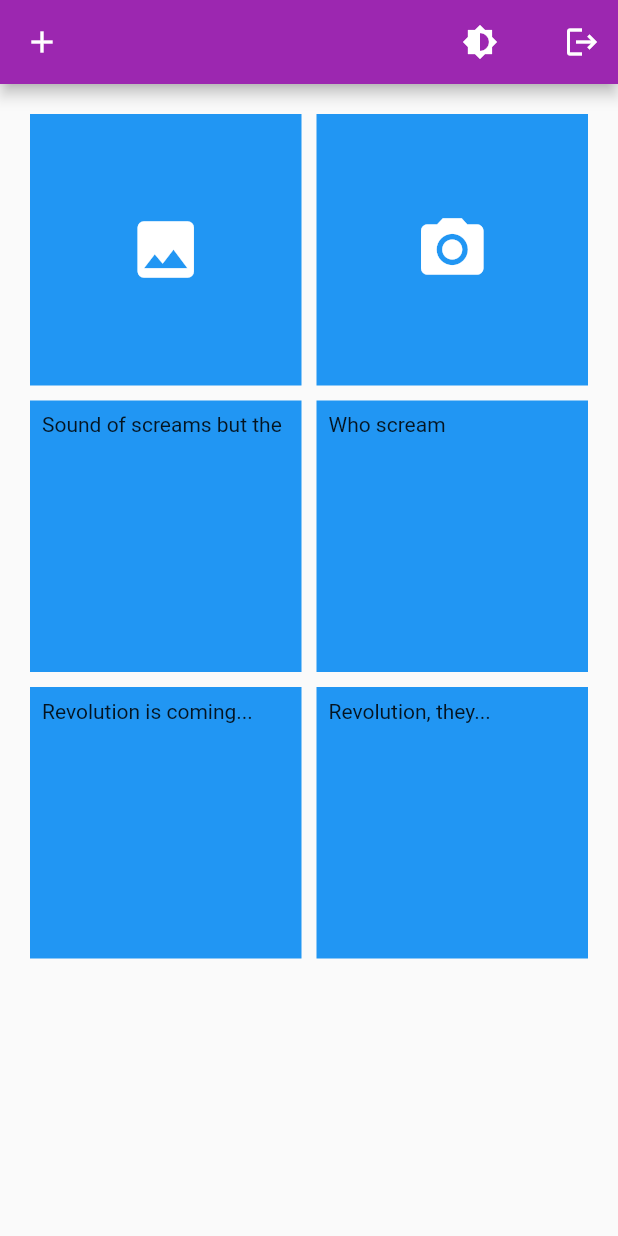
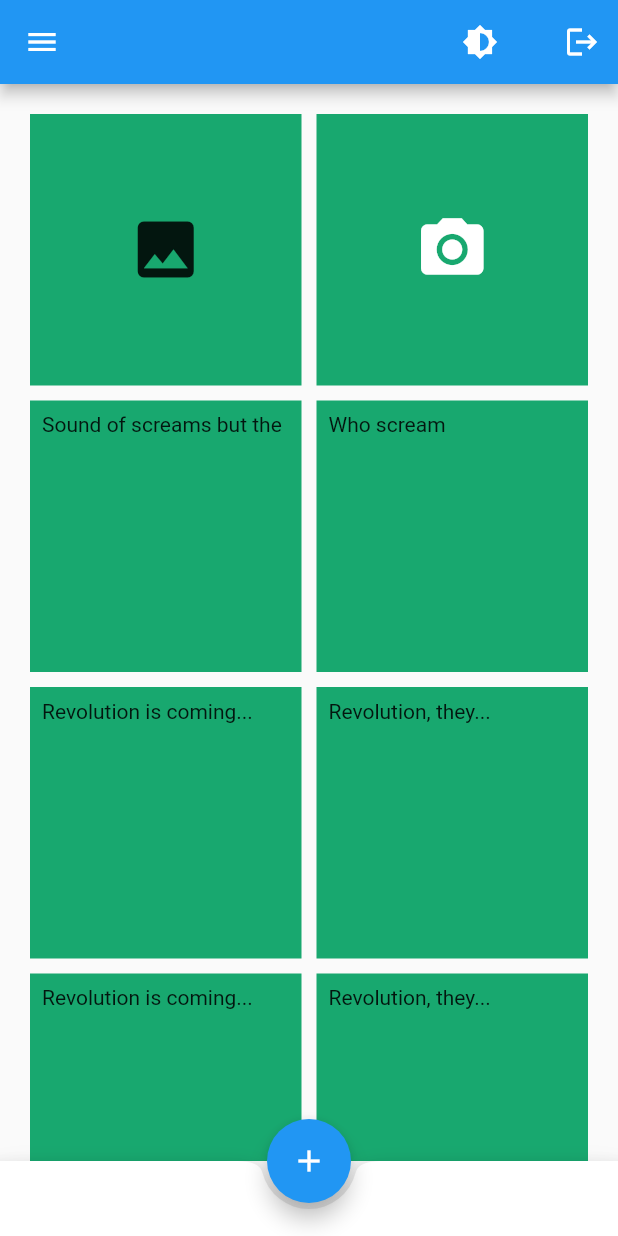
Before and after one commit to adrielrosanelli/flutter, a Flutter app: the BoasVindas screen opened directly with empty values, on a phone screen of 412 x 824 dp. Run offline on Flutter 3.47's test engine with Material 2 defaults, Android fonts, the phone set to English and light mode, and no system bars; our stand-ins replace auto_size_text, image_picker; missing offline and left inert: qr_code_scanner.

Commit message:
Redesenhando BoasVindas.
Redesenhando a tela de Boas Vindas

```diff
--- /dev/null
+++ b/logica/lib/component/header.dart
@@ -0,0 +1,14 @@
+import 'package:flutter/material.dart';
+class Header extends StatefulWidget {
+  @override
+  _HeaderState createState() => _HeaderState();
+}
+
+class _HeaderState extends State<Header> {
+  @override
+  Widget build(BuildContext context) {
+    return Scaffold(
+      appBar: AppBar(actions: [],),
+    );
+  }
+}
--- a/logica/lib/main.dart
+++ b/logica/lib/main.dart
@@ -17,7 +17,7 @@ class MyApp extends StatelessWidget {
           debugShowCheckedModeBanner: false,
           title: 'Flutterado',
           theme: ThemeData(
-            primarySwatch: Colors.purple,
+            primarySwatch: Colors.blue,
             brightness: AppController.instance.isDartTheme
                 ? Brightness.dark
                 : Brightness.light,
--- a/logica/lib/screen/boasVindas.dart
+++ b/logica/lib/screen/boasVindas.dart
@@ -8,10 +8,8 @@ import 'package:logica/component/appController.dart';
 import 'package:logica/screen/tela.dart';
 
 class BoasVindas extends StatefulWidget {
-
   String _nome, _sobrenome;
   BoasVindas(this._nome, this._sobrenome);
-
 
   @override
   _BoasVindasState createState() => _BoasVindasState();
@@ -37,16 +35,9 @@ class _BoasVindasState extends State<BoasVindas> {
     }
   }
 
-
-
-  @override
-  Widget build(BuildContext context) {
-    return Scaffold(
-        appBar: AppBar(
-          leading: Container(
-            child:
-            _image == null ? Icon(Icons.add) : Image.file(_image),
-          ),
+// AppBar
+  Widget _appBar(context) {
+    return AppBar(
       title: Text('${widget._nome} ${widget._sobrenome}'),
       actions: <Widget>[
         FlatButton(
@@ -66,27 +57,31 @@ class _BoasVindasState extends State<BoasVindas> {
             icon: Icon(Icons.logout),
             tooltip: 'Sair',
             onPressed: () {
-                  showDialog(context: context, builder: (BuildContext context){
+              showDialog(
+                  context: context,
+                  builder: (BuildContext context) {
                     return AlertDialog(
                         title: new Text('Deseja Continuar?'),
                         content: new Text('Tem certeza que deseja Sair?'),
                         actions: [
                           new FloatingActionButton(
                               child: new Text('Sair'),
-                          onPressed:(){
-                            Navigator.push(context,
-                      MaterialPageRoute(builder: (context) => Apresentacao()));
-                          }
-                        )
-                      ]
-                    );
+                              onPressed: () {
+                                Navigator.push(
+                                    context,
+                                    MaterialPageRoute(
+                                        builder: (context) => Apresentacao()));
+                              })
+                        ]);
                   });
-
             }),
       ],
-        ),
-        body: Center(
-          // TODO Criar grid com botões.
+    );
+  }
+
+// Body
+  Widget _body() {
+    return Center(
       child: GridView.count(
         primary: false,
         padding: const EdgeInsets.all(20),
@@ -96,44 +91,107 @@ class _BoasVindasState extends State<BoasVindas> {
         children: <Widget>[
           Container(
             padding: const EdgeInsets.all(8),
-      child: FlatButton(onPressed: (){
+            child: FlatButton(
+                onPressed: () {
+                  fonte = "gallery";
                   getImage();
-        fonte = "picture";
+
                 },
-        child: Icon(Icons.image, size: 50, color: Colors.white,)),
-      color: Colors.blue,
+                child: Icon(
+                  Icons.image,
+                  size: 50,
+                )),
+            color: Color(0xfff18A86F),
           ),
           Container(
             padding: const EdgeInsets.all(8),
-      child: FlatButton(onPressed: (){
+            child: FlatButton(
+                onPressed: () {
+                  fonte = "picture";
                   getImage();
-        fonte = "gallery";
                 },
-        child: Icon(Icons.camera_alt, size: 50, color: Colors.white,)),
-      color: Colors.blue,
+                child: Icon(
+                  Icons.camera_alt,
+                  size: 50,
+                  color: Colors.white,
+                )),
+            color: Color(0xfff18A86F),
           ),
           Container(
             padding: const EdgeInsets.all(8),
             child: const Text('Sound of screams but the'),
-      color: Colors.blue,
+            color: Color(0xfff18A86F),
           ),
           Container(
             padding: const EdgeInsets.all(8),
             child: const Text('Who scream'),
-      color: Colors.blue,
+            color: Color(0xfff18A86F),
           ),
           Container(
             padding: const EdgeInsets.all(8),
             child: const Text('Revolution is coming...'),
-      color: Colors.blue,
+            color: Color(0xfff18A86F),
           ),
           Container(
             padding: const EdgeInsets.all(8),
             child: const Text('Revolution, they...'),
-      color: Colors.blue,
+            color: Color(0xfff18A86F),
+          ),
+          Container(
+            padding: const EdgeInsets.all(8),
+            child: const Text('Revolution is coming...'),
+            color: Color(0xfff18A86F),
+          ),
+          Container(
+            padding: const EdgeInsets.all(8),
+            child: const Text('Revolution, they...'),
+            color: Color(0xfff18A86F),
           ),
         ],
       ),
-        ));
+    );
+  }
+// Drawer
+  Widget _drawer(){
+    return Drawer(
+      child: Column(
+        children: [
+          Padding(
+            padding: const EdgeInsets.fromLTRB(7,30,10,0),
+            child: SizedBox(
+              width: MediaQuery.of(context).size.width,
+                          child: Row(
+                children:[
+                IconButton(icon: _image == null? Icon(Icons.people_outlined) : Image.file(_image, fit: BoxFit.fill,), onPressed: null),
+                Text('${widget._nome} ${widget._sobrenome}')
+                ]
+              ),
+            ),
+          )
+        ]
+      ),
+    );
+  }
+  @override
+  Widget build(BuildContext context) {
+    return Scaffold(
+      drawer: _drawer(),
+      appBar: _appBar(context),
+
+      body: _body(),
+
+      bottomNavigationBar: BottomAppBar(
+        shape: const CircularNotchedRectangle(),
+        child: Container(
+          height: 50.0,
+        ),
+      ),
+      floatingActionButton: FloatingActionButton(
+        onPressed: () => setState(() {}),
+        tooltip: 'Increment Counter',
+        child: Icon(Icons.add),
+      ),
+      floatingActionButtonLocation: FloatingActionButtonLocation.centerDocked,
+    );
   }
 }
--- a/logica/lib/screen/tela.dart
+++ b/logica/lib/screen/tela.dart
@@ -8,12 +8,8 @@ class Apresentacao extends StatefulWidget {
   @override
   _ApresentacaoState createState() => _ApresentacaoState();
 }
-
-class _ApresentacaoState extends State<Apresentacao> {
-  @override
-  Widget build(BuildContext context) {
-    return Scaffold(
-        appBar: AppBar(
+Widget _appBar(context){
+return AppBar(
             backgroundColor: Color.fromRGBO(100, 100, 100, 0),
             elevation: 0,
             leading: FlatButton(onPressed: (){
@@ -29,7 +25,14 @@ class _ApresentacaoState extends State<Apresentacao> {
                     }
                   },
                   child: Icon(Icons.brightness_medium)),
-            ]),
+            ]);
+}
+
+class _ApresentacaoState extends State<Apresentacao> {
+  @override
+  Widget build(BuildContext context) {
+    return Scaffold(
+        appBar: _appBar(context),
         body: Container(
           child: SingleChildScrollView(
                       child: Column(
--- a/logica/pubspec.yaml
+++ b/logica/pubspec.yaml
@@ -58,6 +58,7 @@ flutter:
   assets:
     - lib/assets/avatar.png
     - lib/assets/flutter.png
+    - lib/assets/background.jpeg
 
   # An image asset can refer to one or more resolution-specific "variants", see
   # https://flutter.dev/assets-and-images/#resolution-aware.
```
Also changed, not shown: logica/lib/assets/background.jpeg (added). Lines whose indentation alone changed are shown as unchanged.
